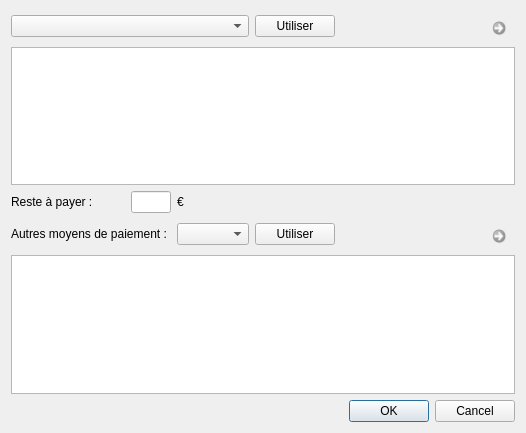
Old version of the form f_paiement.ui in the repository nivhg/ludopen.
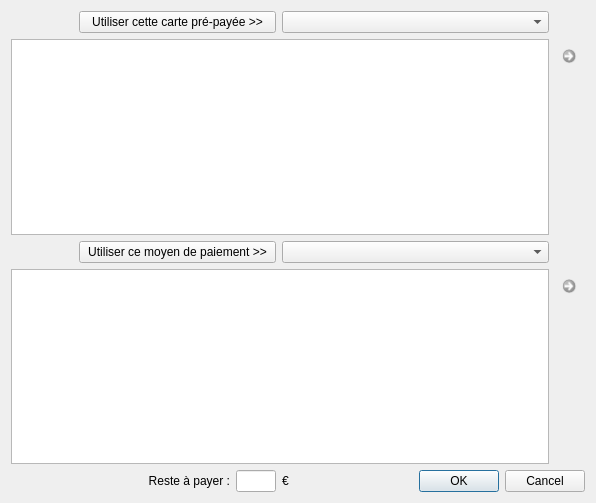
New version of the form. Icons and pictures are not drawn.

```diff
--- a/f_paiement.ui
+++ b/f_paiement.ui
@@ -6,67 +6,40 @@
    <rect>
     <x>0</x>
     <y>0</y>
-    <width>526</width>
-    <height>433</height>
+    <width>596</width>
+    <height>503</height>
    </rect>
   </property>
+  <property name="sizePolicy">
+   <sizepolicy hsizetype="Fixed" vsizetype="Fixed">
+    <horstretch>59</horstretch>
+    <verstretch>0</verstretch>
+   </sizepolicy>
+  </property>
+  <property name="minimumSize">
+   <size>
+    <width>596</width>
+    <height>503</height>
+   </size>
+  </property>
+  <property name="maximumSize">
+   <size>
+    <width>596</width>
+    <height>503</height>
+   </size>
+  </property>
   <property name="windowTitle">
    <string>Dialog</string>
   </property>
-  <layout class="QGridLayout" name="gridLayout_2">
-   <item row="0" column="0">
+  <property name="windowIcon">
+   <iconset resource="ImagesIcones.qrc">
+    <normaloff>:/Paiement.png</normaloff>:/Paiement.png</iconset>
+  </property>
+  <layout class="QVBoxLayout" name="verticalLayout">
+   <item>
     <layout class="QGridLayout" name="gridLayout">
-     <item row="0" column="0" colspan="3">
-      <widget class="QComboBox" name="CBx_Cartes"/>
-     </item>
-     <item row="0" column="6">
-      <widget class="QCommandLinkButton" name="Bt_Supprimer">
-       <property name="enabled">
-        <bool>false</bool>
-       </property>
-       <property name="maximumSize">
-        <size>
-         <width>30</width>
-         <height>30</height>
-        </size>
-       </property>
-       <property name="text">
-        <string/>
-       </property>
-       <property name="icon">
-        <iconset resource="ImagesIcones.qrc">
-         <normaloff>:/Supprimer.png</normaloff>:/Supprimer.png</iconset>
-       </property>
-       <property name="iconSize">
-        <size>
-         <width>15</width>
-         <height>15</height>
-        </size>
-       </property>
-      </widget>
-     </item>
-     <item row="1" column="0" colspan="7">
-      <widget class="QTableWidget" name="TW_Paiement">
-       <property name="alternatingRowColors">
-        <bool>true</bool>
-       </property>
-       <property name="selectionMode">
-        <enum>QAbstractItemView::SingleSelection</enum>
-       </property>
-       <property name="selectionBehavior">
-        <enum>QAbstractItemView::SelectRows</enum>
-       </property>
-      </widget>
-     </item>
-     <item row="2" column="0">
-      <widget class="QLabel" name="Lb_RestAPayer">
-       <property name="text">
-        <string>Reste à payer :</string>
-       </property>
-      </widget>
-     </item>
-     <item row="2" column="1">
-      <widget class="QLineEdit" name="LE_RestAPayer">
+     <item row="5" column="3">
+      <widget class="QLineEdit" name="LE_ResteAPayer">
        <property name="maximumSize">
         <size>
          <width>40</width>
@@ -81,61 +54,73 @@
        </property>
       </widget>
      </item>
-     <item row="2" column="2">
+     <item row="4" column="8" alignment="Qt::AlignTop">
+      <widget class="QCommandLinkButton" name="Bt_SupprimerAutrePaiement">
+       <property name="enabled">
+        <bool>false</bool>
+       </property>
+       <property name="maximumSize">
+        <size>
+         <width>30</width>
+         <height>30</height>
+        </size>
+       </property>
+       <property name="toolTip">
+        <string>&lt;html&gt;&lt;head/&gt;&lt;body&gt;&lt;p&gt;Ne plus utiliser le moyen de paiement choisi&lt;/p&gt;&lt;/body&gt;&lt;/html&gt;</string>
+       </property>
+       <property name="text">
+        <string/>
+       </property>
+       <property name="icon">
+        <iconset resource="ImagesIcones.qrc">
+         <normaloff>:/Supprimer.png</normaloff>:/Supprimer.png</iconset>
+       </property>
+       <property name="iconSize">
+        <size>
+         <width>15</width>
+         <height>15</height>
+        </size>
+       </property>
+      </widget>
+     </item>
+     <item row="1" column="8" alignment="Qt::AlignTop">
+      <widget class="QCommandLinkButton" name="Bt_SupprimerCartePaiement">
+       <property name="enabled">
+        <bool>false</bool>
+       </property>
+       <property name="maximumSize">
+        <size>
+         <width>30</width>
+         <height>30</height>
+        </size>
+       </property>
+       <property name="toolTip">
+        <string>&lt;html&gt;&lt;head/&gt;&lt;body&gt;&lt;p&gt;Ne plus utiliser la carte de paiement choisie&lt;/p&gt;&lt;/body&gt;&lt;/html&gt;</string>
+       </property>
+       <property name="text">
+        <string/>
+       </property>
+       <property name="icon">
+        <iconset resource="ImagesIcones.qrc">
+         <normaloff>:/Supprimer.png</normaloff>:/Supprimer.png</iconset>
+       </property>
+       <property name="iconSize">
+        <size>
+         <width>15</width>
+         <height>15</height>
+        </size>
+       </property>
+      </widget>
+     </item>
+     <item row="5" column="4">
       <widget class="QLabel" name="Lb_Euro">
        <property name="text">
         <string>€</string>
        </property>
       </widget>
      </item>
-     <item row="3" column="0" colspan="2">
-      <widget class="QLabel" name="Lb_ModePaiement">
-       <property name="text">
-        <string>Autres moyens de paiement : </string>
-       </property>
-      </widget>
-     </item>
-     <item row="3" column="6">
-      <widget class="QCommandLinkButton" name="Bt_SupprimerAutres">
-       <property name="enabled">
-        <bool>false</bool>
-       </property>
-       <property name="maximumSize">
-        <size>
-         <width>30</width>
-         <height>30</height>
-        </size>
-       </property>
-       <property name="text">
-        <string/>
-       </property>
-       <property name="icon">
-        <iconset resource="ImagesIcones.qrc">
-         <normaloff>:/Supprimer.png</normaloff>:/Supprimer.png</iconset>
-       </property>
-       <property name="iconSize">
-        <size>
-         <width>15</width>
-         <height>15</height>
-        </size>
-       </property>
-      </widget>
-     </item>
-     <item row="4" column="0" colspan="7">
-      <widget class="QTableWidget" name="TW_PaiementAutre">
-       <property name="alternatingRowColors">
-        <bool>true</bool>
-       </property>
-       <property name="selectionMode">
-        <enum>QAbstractItemView::SingleSelection</enum>
-       </property>
-       <property name="selectionBehavior">
-        <enum>QAbstractItemView::SelectRows</enum>
-       </property>
-      </widget>
-     </item>
-     <item row="5" column="4" colspan="3">
-      <widget class="QDialogButtonBox" name="buttonBox">
+     <item row="5" column="6" colspan="3">
+      <widget class="QDialogButtonBox" name="Bt_OK_Annuler">
        <property name="orientation">
         <enum>Qt::Horizontal</enum>
        </property>
@@ -144,20 +129,92 @@
        </property>
       </widget>
      </item>
-     <item row="3" column="2">
+     <item row="5" column="2">
+      <widget class="QLabel" name="Lb_RestAPayer">
+       <property name="text">
+        <string>Reste à payer :</string>
+       </property>
+       <property name="alignment">
+        <set>Qt::AlignRight|Qt::AlignTrailing|Qt::AlignVCenter</set>
+       </property>
+      </widget>
+     </item>
+     <item row="3" column="4" colspan="4">
       <widget class="QComboBox" name="CBx_ModePaiement"/>
      </item>
-     <item row="3" column="3">
-      <widget class="QPushButton" name="Bt_AjouterAutres">
+     <item row="0" column="4" colspan="4">
+      <widget class="QComboBox" name="CBx_Cartes"/>
+     </item>
+     <item row="0" column="1" colspan="3">
+      <widget class="QPushButton" name="Bt_AjouterCartePaiement">
+       <property name="sizePolicy">
+        <sizepolicy hsizetype="MinimumExpanding" vsizetype="Fixed">
+         <horstretch>0</horstretch>
+         <verstretch>0</verstretch>
+        </sizepolicy>
+       </property>
+       <property name="layoutDirection">
+        <enum>Qt::LeftToRight</enum>
+       </property>
        <property name="text">
-        <string>Utiliser</string>
+        <string>Utiliser cette carte pré-payée &gt;&gt;</string>
        </property>
       </widget>
      </item>
-     <item row="0" column="3">
-      <widget class="QPushButton" name="Bt_Ajouter">
+     <item row="3" column="1" colspan="3">
+      <widget class="QPushButton" name="Bt_AjouterAutrePaiement">
+       <property name="sizePolicy">
+        <sizepolicy hsizetype="Ignored" vsizetype="Fixed">
+         <horstretch>0</horstretch>
+         <verstretch>0</verstretch>
+        </sizepolicy>
+       </property>
+       <property name="font">
+        <font>
+         <weight>50</weight>
+         <bold>false</bold>
+        </font>
+       </property>
+       <property name="layoutDirection">
+        <enum>Qt::LeftToRight</enum>
+       </property>
        <property name="text">
-        <string>Utiliser</string>
+        <string>Utiliser ce moyen de paiement &gt;&gt;</string>
+       </property>
+       <property name="checkable">
+        <bool>false</bool>
+       </property>
+      </widget>
+     </item>
+     <item row="4" column="0" colspan="8">
+      <widget class="QTableWidget" name="TW_PaiementAutre">
+       <property name="alternatingRowColors">
+        <bool>true</bool>
+       </property>
+       <property name="selectionMode">
+        <enum>QAbstractItemView::SingleSelection</enum>
+       </property>
+       <property name="selectionBehavior">
+        <enum>QAbstractItemView::SelectRows</enum>
+       </property>
+      </widget>
+     </item>
+     <item row="1" column="0" colspan="8">
+      <widget class="QTableWidget" name="TW_PaiementCarte">
+       <property name="minimumSize">
+        <size>
+         <width>0</width>
+         <height>0</height>
+        </size>
+       </property>
+       <property name="alternatingRowColors">
+        <bool>true</bool>
+       </property>
+       <property name="selectionMode">
+        <enum>QAbstractItemView::SingleSelection</enum>
+       </property>
+       <property name="selectionBehavior">
+        <enum>QAbstractItemView::SelectRows</enum>
        </property>
       </widget>
      </item>
```
Left out of the diff: 4 changed lines with no effect on the pictures.
